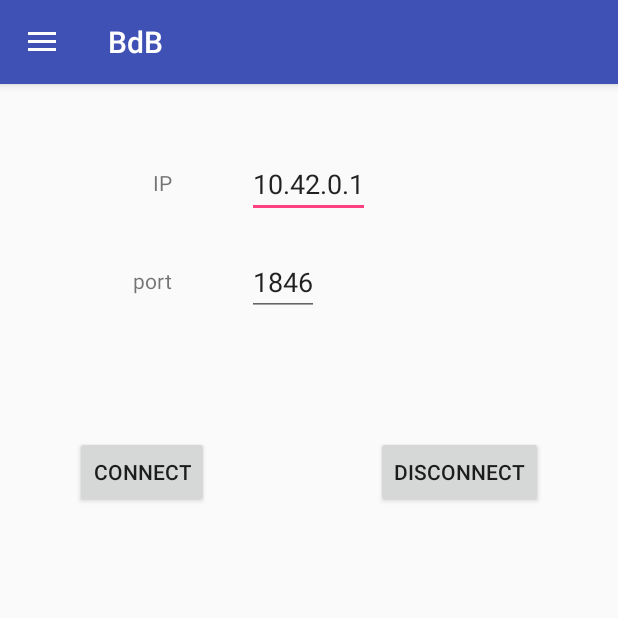
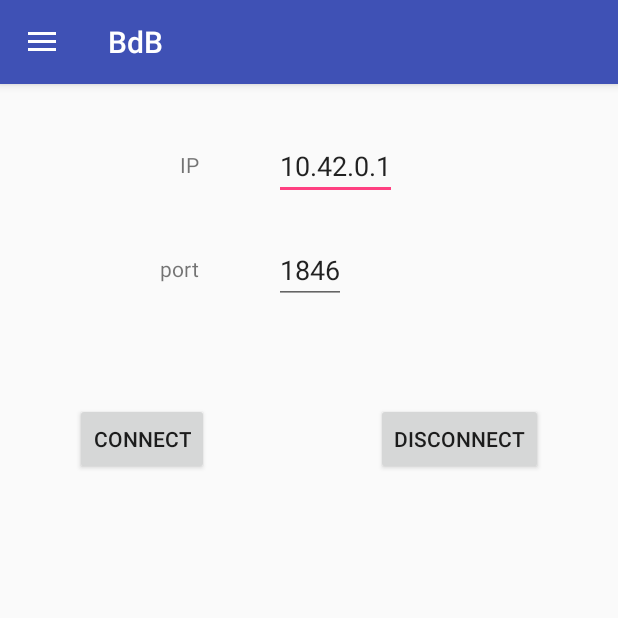
Before and after one commit to gnotomista/BdB, an Android app: the screen it shows after launch (MainActivity), on a phone screen of 412 x 824 dp, the top half of it. Run offline under Robolectric (Android 15) with nearby library versions, the phone set to English and light mode, and no system bars.

Commit message:
modified fragments layout

```diff
--- a/client/app/src/main/res/layout/connect_fragment.xml
+++ b/client/app/src/main/res/layout/connect_fragment.xml
@@ -1,8 +1,16 @@
 <?xml version="1.0" encoding="utf-8"?>
-<ScrollView xmlns:android="http://schemas.android.com/apk/res/android"
-    android:layout_width="match_parent" android:layout_height="match_parent">
 <RelativeLayout xmlns:android="http://schemas.android.com/apk/res/android"
     android:layout_width="match_parent" android:layout_height="match_parent">
+
+    <TextView
+        android:layout_width="wrap_content"
+        android:layout_height="wrap_content"
+        android:text="IP"
+        android:id="@+id/text_ip"
+        android:layout_alignParentLeft="true"
+        android:layout_marginLeft="120dp"
+        android:layout_alignParentTop="true"
+        android:layout_marginTop="100dp" />
 
     <EditText
         android:layout_width="wrap_content"
@@ -10,19 +18,20 @@
         android:id="@+id/ip"
         android:inputType="number|numberDecimal"
         android:digits="0123456789."
-            android:layout_centerHorizontal="true"
-            android:layout_marginTop="100dp"
+        android:layout_toRightOf="@+id/text_ip"
+        android:layout_marginLeft="50dp"
+        android:layout_alignTop="@+id/text_ip"
+        android:layout_marginTop="-12dp"
         android:text="10.42.0.1" />
 
     <TextView
         android:layout_width="wrap_content"
         android:layout_height="wrap_content"
-            android:text="IP"
-            android:id="@+id/text_ip"
-            android:layout_toLeftOf="@+id/ip"
-            android:layout_marginRight="50dp"
-            android:layout_alignTop="@+id/ip"
-            android:layout_marginTop="12dp" />
+        android:text="port"
+        android:id="@+id/text_port"
+        android:layout_below="@+id/text_ip"
+        android:layout_marginTop="50dp"
+        android:layout_alignEnd="@+id/text_ip" />
 
     <EditText
         android:layout_width="wrap_content"
@@ -30,27 +39,18 @@
         android:id="@+id/port"
         android:inputType="number|numberDecimal"
         android:digits="0123456789."
-            android:layout_alignLeft="@+id/ip"
-            android:layout_below="@+id/ip"
-            android:layout_marginTop="20dp"
+        android:layout_toRightOf="@+id/text_port"
+        android:layout_marginLeft="50dp"
+        android:layout_alignTop="@+id/text_port"
+        android:layout_marginTop="-12dp"
         android:text="1846" />
-
-        <TextView
-            android:layout_width="wrap_content"
-            android:layout_height="wrap_content"
-            android:text="port"
-            android:id="@+id/text_port"
-            android:layout_toLeftOf="@+id/port"
-            android:layout_marginRight="50dp"
-            android:layout_alignTop="@+id/port"
-            android:layout_marginTop="12dp" />
 
     <Button
         android:layout_width="wrap_content"
         android:layout_height="wrap_content"
         android:text="Connect"
         android:id="@+id/button_connect"
-            android:layout_below="@+id/port"
+        android:layout_below="@+id/text_port"
         android:layout_alignParentLeft="true"
         android:layout_marginLeft="50dp"
         android:layout_marginTop="80dp"
@@ -61,11 +61,10 @@
         android:layout_height="wrap_content"
         android:text="Disconnect"
         android:id="@+id/button_disconnect"
-            android:layout_below="@+id/port"
+        android:layout_below="@+id/text_port"
         android:layout_alignParentRight="true"
         android:layout_marginRight="50dp"
         android:layout_marginTop="80dp"
         android:onClick="onDisconnectClick" />
 
 </RelativeLayout>
-</ScrollView>
```
Lines whose indentation alone changed are shown as unchanged.
